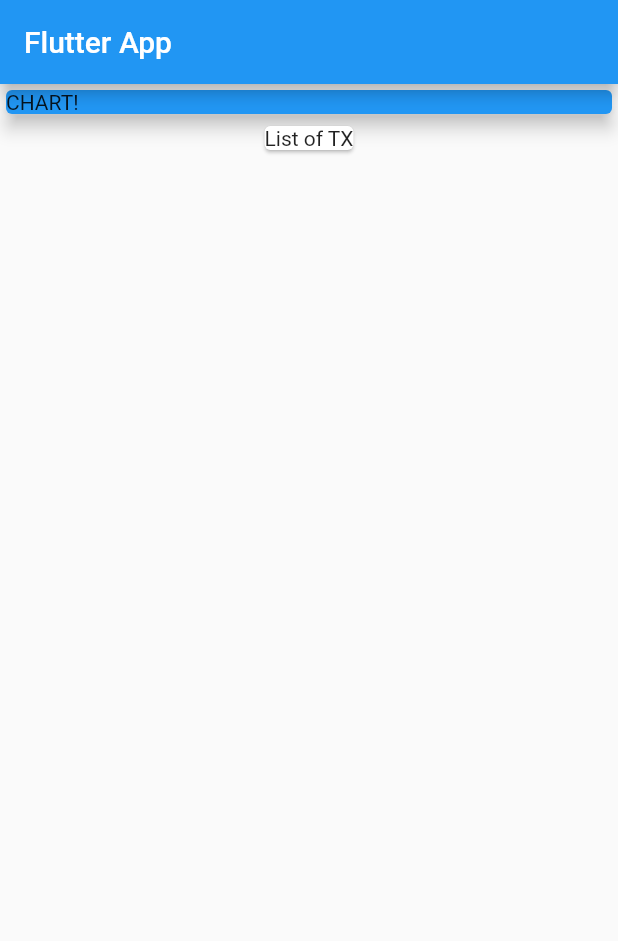
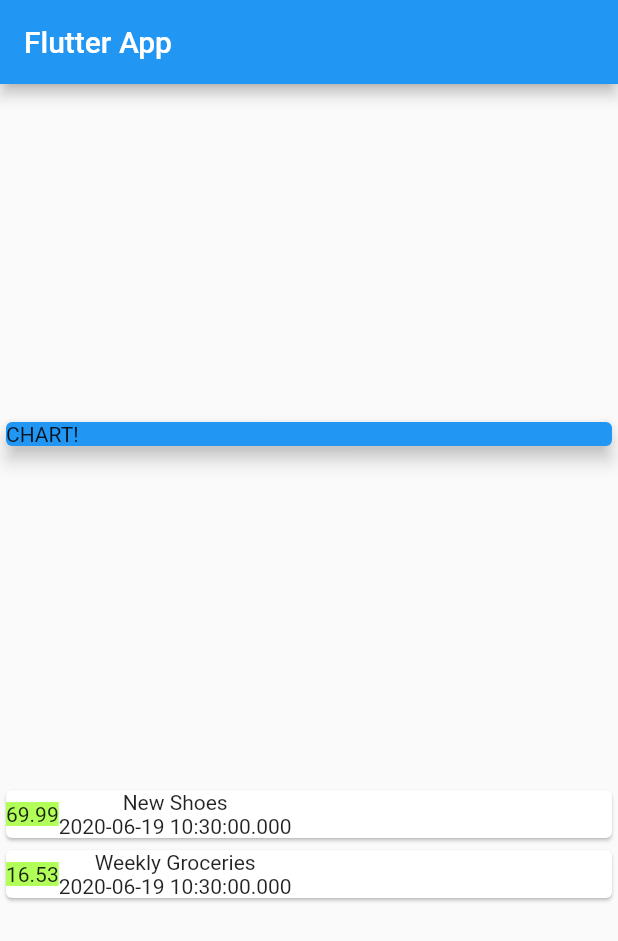
Before and after one commit to sunroadR/personal_expenses_tutorial2, a Flutter app: the screen it shows after launch, on a phone screen of 412 x 824 dp. Shown: the top 941 px of the screen. Run offline on Flutter 3.47's test engine with Material 2 defaults, Android fonts, the phone set to English and light mode, and no system bars.

Commit message:
Transaction , card

```diff
--- a/lib/main.dart
+++ b/lib/main.dart
@@ -1,4 +1,6 @@
 import 'package:flutter/material.dart';
+
+import './transaction.dart';
 
 void main() {
   runApp(MyApp());
@@ -16,6 +18,21 @@ class MyApp extends StatelessWidget {
 }
 
 class MyHomePage extends StatelessWidget {
+  final List<Transaction> transactions = [
+    Transaction(
+        id: 't1',
+        title: 'New Shoes',
+        amount: 69.99,
+        date: DateTime.now()
+    ),
+    Transaction(
+        id: 't2',
+        title: 'Weekly Groceries',
+        amount: 16.53,
+        date: DateTime.now()
+    )
+  ];
+
   @override
   Widget build(BuildContext context) {
     return Scaffold(
@@ -23,25 +40,39 @@ class MyHomePage extends StatelessWidget {
         title: Text('Flutter App'),
       ),
       body: Column(
+        mainAxisAlignment: MainAxisAlignment.spaceEvenly,
         children: [
           Container(
-
-
             width: double.infinity,
-
             child: Card(
               color: Colors.blue,
               child: Text('CHART!'),
-
               elevation: 5,
             ),
           ),
-                Card(
-                  child: Text('List of TX'),
+          Column(
+            children: transactions.map((tx) {
+              return Card(
+                  child: Row(
+                    children: <Widget>[
+                      Container(
+
+                        child: Text(tx.amount.toString()),
+                        color: Colors.lightGreenAccent,
+                      ),
+                      Column(
+                        children: <Widget>[
+                          Text(tx.title),
+                          Text(tx.date.toString()),
+                        ],
                       )
                     ],
+                  ));
+            }).toList(),),
+
+
+        ],
       ),
-
     );
     // TODO: implement build
     throw UnimplementedError();
--- /dev/null
+++ b/lib/transaction.dart
@@ -0,0 +1,13 @@
+import 'package:flutter/material.dart';
+class Transaction {
+  final String id;
+  final String title;
+  final double amount;
+  final DateTime date;
+
+  Transaction({
+    @required this.id,
+    @required this.title,
+    @required this.amount,
+    @required this.date});
+}
```
Lines whose indentation alone changed are shown as unchanged.
